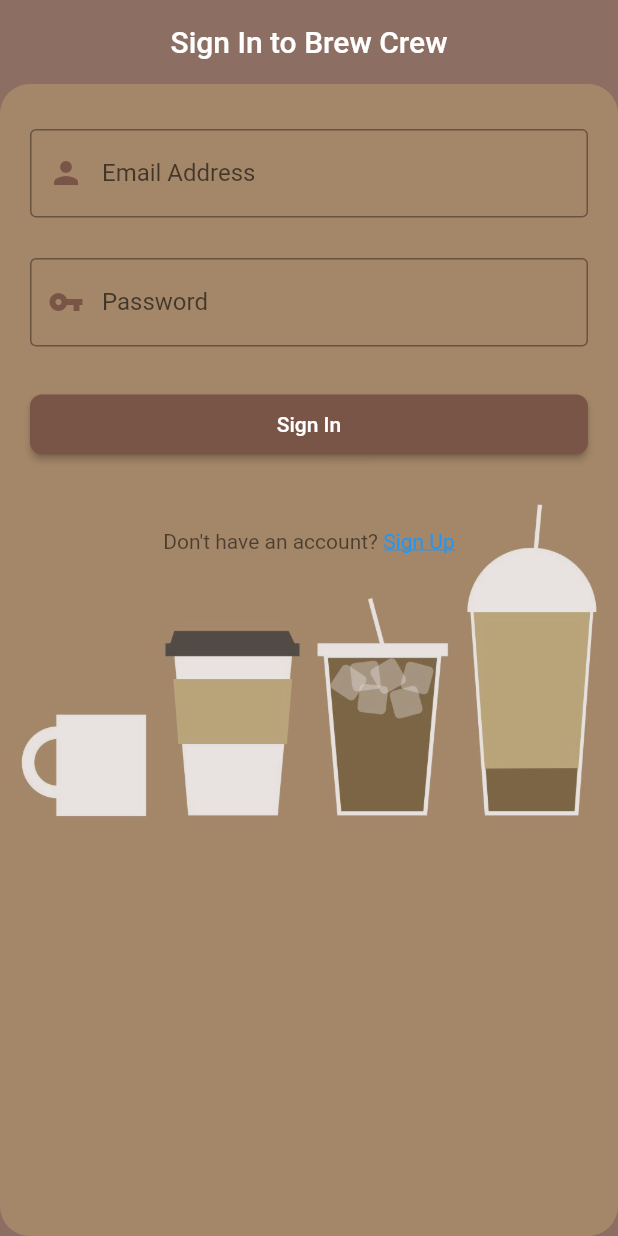
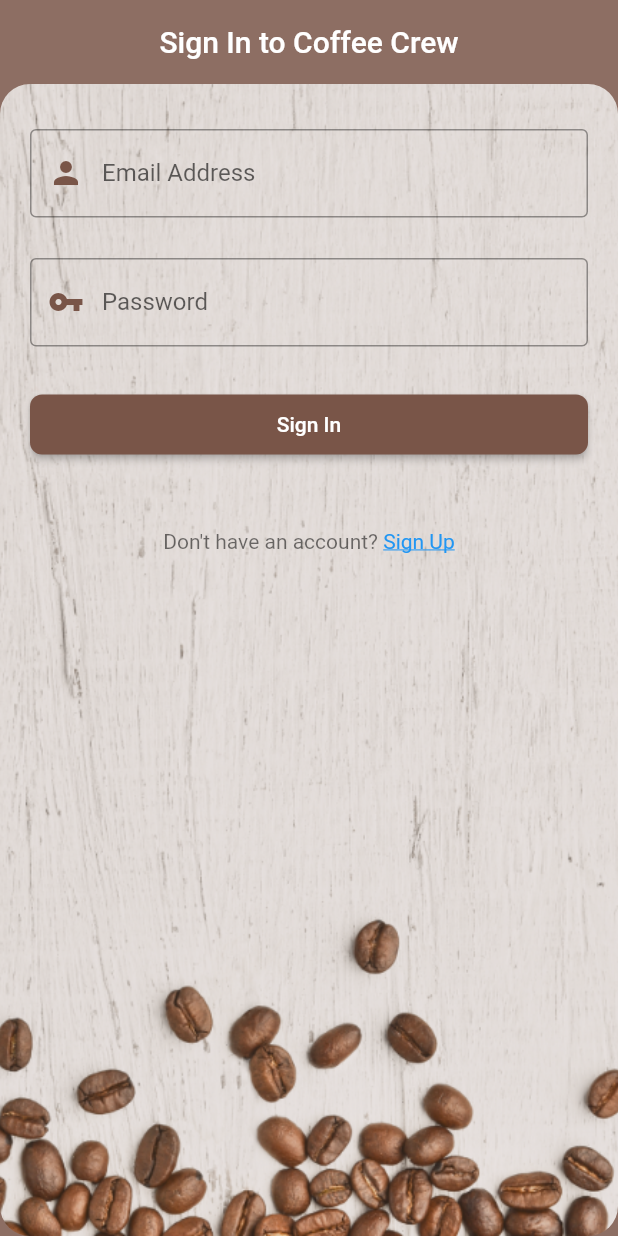
Before and after one commit to MustafaAlsihati/Brew-Crew, a Flutter app: the screen it shows after launch, on a phone screen of 412 x 824 dp. Run offline on Flutter 3.47's test engine with Material 2 defaults, Android fonts, the phone set to English and light mode, and no system bars; our stand-ins replace cloud_firestore, firebase_auth, flutter_spinkit; accounts and stored records are empty.

Commit message:
return to stable version

```diff
--- a/lang/en.json
+++ b/lang/en.json
@@ -1,6 +1,6 @@
 {
   "title": "Coffee Crew",
-  "signInTitle": "Sign In to Brew Crew",
+  "signInTitle": "Sign In to Coffee Crew",
   "emailHint": "Email Address",
   "passwordHint": "Password",
   "signIn": "Sign In",
--- a/lib/screens/auth/register.dart
+++ b/lib/screens/auth/register.dart
@@ -36,7 +36,7 @@ class _RegisterState extends State<Register> {
           decoration: BoxDecoration(
             borderRadius: BorderRadius.circular(20),
             image: DecorationImage(
-              image: AssetImage('assets/coffee_bg.jpg'),
+              image: AssetImage('assets/coffee_bg.png'),
               fit: BoxFit.cover,
               colorFilter: ColorFilter.mode(
                   Colors.black.withOpacity(0.8), BlendMode.dstATop),
--- a/lib/screens/auth/signin.dart
+++ b/lib/screens/auth/signin.dart
@@ -43,7 +43,7 @@ class _SignInState extends State<SignIn> {
           decoration: BoxDecoration(
             borderRadius: BorderRadius.circular(20),
             image: DecorationImage(
-              image: AssetImage('assets/coffee_bg.jpg'),
+              image: AssetImage('assets/coffee_bg.png'),
               fit: BoxFit.cover,
               colorFilter: ColorFilter.mode(
                   Colors.black.withOpacity(0.8), BlendMode.dstATop),
--- a/lib/screens/home/home.dart
+++ b/lib/screens/home/home.dart
@@ -60,7 +60,7 @@ class Home extends StatelessWidget {
           decoration: BoxDecoration(
             borderRadius: BorderRadius.circular(20),
             image: DecorationImage(
-              image: AssetImage('assets/coffee_bg.jpg'),
+              image: AssetImage('assets/coffee_bg.png'),
               fit: BoxFit.cover,
               colorFilter: ColorFilter.mode(
                   Colors.black.withOpacity(0.8), BlendMode.dstATop),
--- a/pubspec.yaml
+++ b/pubspec.yaml
@@ -49,7 +49,7 @@ flutter:
   assets:
     - assets/success.png
     - assets/error.png
-    - assets/coffee_bg.jpg
+    - assets/coffee_bg.png
     - assets/coffee_icon.png
     - lang/en.json
     - lang/ar.json
```
Also changed, not shown: assets/coffee_bg.jpg (deleted), assets/coffee_bg.png (added).
